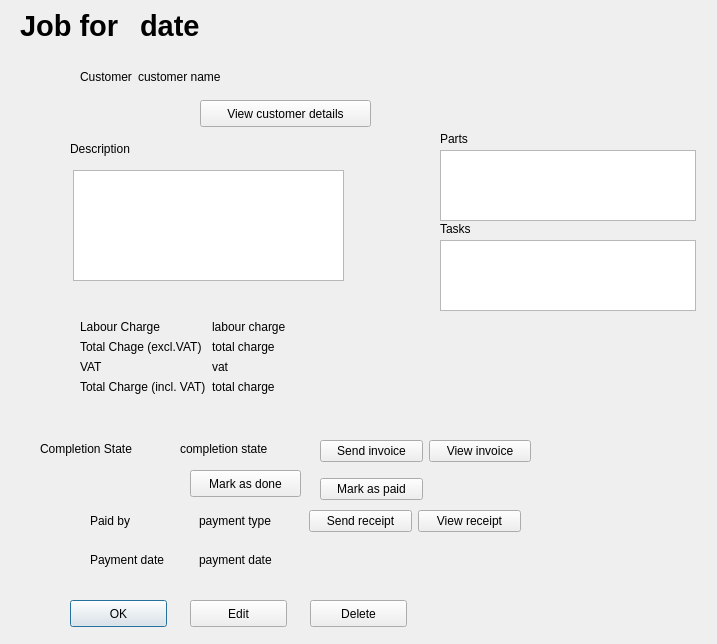
First picture: the form in dialogs/job/JobShow.ui, repository supermaximo93/Computing_Project, before the edit.
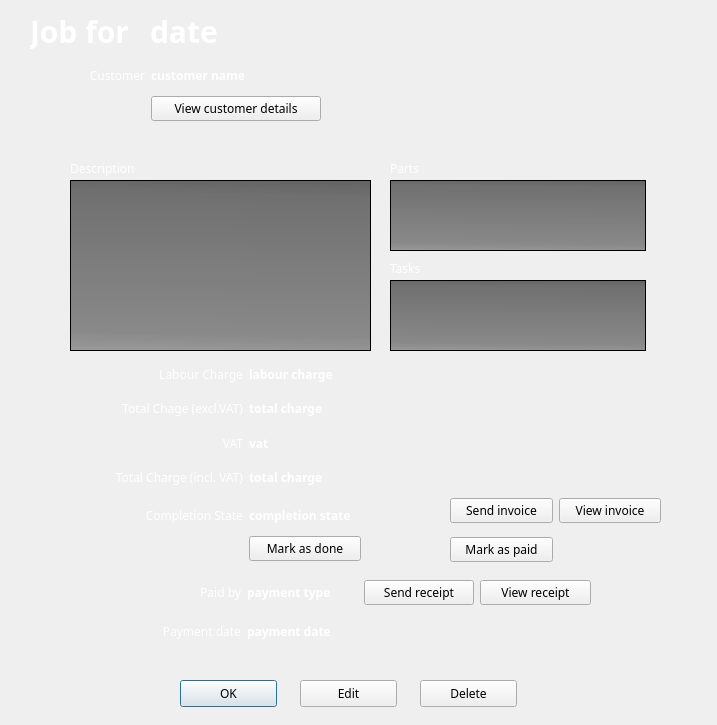
Second picture: the form after the edit. Icons and pictures are not drawn.

```diff
--- a/dialogs/job/JobShow.ui
+++ b/dialogs/job/JobShow.ui
@@ -7,114 +7,79 @@
     <x>0</x>
     <y>0</y>
     <width>717</width>
-    <height>644</height>
+    <height>725</height>
    </rect>
   </property>
+  <property name="font">
+   <font>
+    <family>Sans Serif</family>
+   </font>
+  </property>
   <property name="windowTitle">
    <string>Dialog</string>
   </property>
-  <widget class="QWidget" name="formLayoutWidget">
-   <property name="geometry">
-    <rect>
-     <x>80</x>
-     <y>70</y>
-     <width>291</width>
-     <height>21</height>
-    </rect>
-   </property>
-   <layout class="QFormLayout" name="formLayout_dateCustomer">
-    <property name="fieldGrowthPolicy">
-     <enum>QFormLayout::AllNonFixedFieldsGrow</enum>
-    </property>
-    <item row="0" column="0">
-     <widget class="QLabel" name="label_customer">
-      <property name="text">
-       <string>Customer</string>
-      </property>
-     </widget>
-    </item>
-    <item row="0" column="1">
-     <widget class="QLabel" name="label_customerNameE">
-      <property name="text">
-       <string>customer name</string>
-      </property>
-     </widget>
-    </item>
-   </layout>
-  </widget>
-  <widget class="QWidget" name="formLayoutWidget_2">
-   <property name="geometry">
-    <rect>
-     <x>80</x>
-     <y>320</y>
-     <width>261</width>
-     <height>101</height>
-    </rect>
-   </property>
-   <layout class="QFormLayout" name="formLayout_charges">
-    <item row="0" column="0">
-     <widget class="QLabel" name="label_labourCharge">
-      <property name="text">
-       <string>Labour Charge</string>
-      </property>
-     </widget>
-    </item>
-    <item row="1" column="0">
-     <widget class="QLabel" name="label_totalChargeExclVat">
-      <property name="text">
-       <string>Total Chage (excl.VAT)</string>
-      </property>
-     </widget>
-    </item>
-    <item row="2" column="0">
-     <widget class="QLabel" name="label_vat">
-      <property name="text">
-       <string>VAT</string>
-      </property>
-     </widget>
-    </item>
-    <item row="3" column="0">
-     <widget class="QLabel" name="label_totalChargeInclVat">
-      <property name="text">
-       <string>Total Charge (incl. VAT)</string>
-      </property>
-     </widget>
-    </item>
-    <item row="0" column="1">
-     <widget class="QLabel" name="label_labourChargeE">
-      <property name="text">
-       <string>labour charge</string>
-      </property>
-     </widget>
-    </item>
-    <item row="1" column="1">
-     <widget class="QLabel" name="label_totalChargeExclVatE">
-      <property name="text">
-       <string>total charge</string>
-      </property>
-     </widget>
-    </item>
-    <item row="2" column="1">
-     <widget class="QLabel" name="label_vatE">
-      <property name="text">
-       <string>vat</string>
-      </property>
-     </widget>
-    </item>
-    <item row="3" column="1">
-     <widget class="QLabel" name="label_totalChargeInclVatE">
-      <property name="text">
-       <string>total charge</string>
-      </property>
-     </widget>
-    </item>
-   </layout>
-  </widget>
+  <property name="styleSheet">
+   <string notr="true">QPushButton {
+	font-size: 12px;
+	font-family: &quot;Sans Serif&quot;;
+}
+
+#verticalWidget_menu {
+	background-color: rgba(47, 47, 47, 120);
+	border-top-right-radius: 10px;
+	border-bottom-right-radius: 10px;
+}
+
+#verticalWidget_menu QPushButton {
+	border: none;
+	font-weight: bold;
+	color: #dddddd;
+	text-align: left;
+	padding-left: 15px;
+}
+
+#verticalWidget_menu QPushButton:hover {
+	color: white;
+}
+
+#verticalWidget_menu QPushButton:pressed {
+	color: white;
+}
+
+QLabel {
+	color: white;
+	font-family: &quot;Sans Serif&quot;;
+}
+
+#label_title, #label_dateE {
+	font-size: 30px;
+	font-weight: bold;
+}
+
+QDoubleSpinBox, QSpinBox, QDateEdit, QDateTimeEdit, QLineEdit {
+	color: white;
+	background-color: qlineargradient(spread:pad, x1:0.481, y1:1, x2:0.515, y2:0, stop:0 rgba(0, 0, 0, 93), stop:0.995238 rgba(0, 0, 0, 147));
+	border: none;
+	border-radius: 4px;
+	selection-background-color: #333333;
+	padding: 4px 2px 4px 2px;
+}
+
+QListWidget, QTableWidget, QPlainTextEdit {
+	color: white;
+	background-color: qlineargradient(spread:pad, x1:0.481, y1:1, x2:0.515, y2:0, stop:0 rgba(0, 0, 0, 93), stop:0.1 rgba(0, 0, 0, 109), stop:0.904762 rgba(0, 0, 0, 135), stop:0.995238 rgba(0, 0, 0, 147));
+
+}
+
+#JobShow {
+	background-image: url(:/images/background_blue);
+}</string>
+  </property>
   <widget class="QPushButton" name="pushButton_ok">
    <property name="geometry">
     <rect>
-     <x>70</x>
-     <y>600</y>
+     <x>180</x>
+     <y>680</y>
      <width>97</width>
      <height>27</height>
     </rect>
@@ -126,8 +91,8 @@
   <widget class="QLabel" name="label_part">
    <property name="geometry">
     <rect>
-     <x>440</x>
-     <y>130</y>
+     <x>390</x>
+     <y>160</y>
      <width>41</width>
      <height>17</height>
     </rect>
@@ -139,8 +104,8 @@
   <widget class="QLabel" name="label_tasks">
    <property name="geometry">
     <rect>
-     <x>440</x>
-     <y>220</y>
+     <x>390</x>
+     <y>260</y>
      <width>41</width>
      <height>17</height>
     </rect>
@@ -149,31 +114,19 @@
     <string>Tasks</string>
    </property>
   </widget>
-  <widget class="QLabel" name="label_completionState">
+  <widget class="QLabel" name="label_title">
    <property name="geometry">
     <rect>
-     <x>40</x>
-     <y>440</y>
-     <width>121</width>
-     <height>17</height>
-    </rect>
-   </property>
-   <property name="text">
-    <string>Completion State</string>
-   </property>
-  </widget>
-  <widget class="QLabel" name="label_job">
-   <property name="geometry">
-    <rect>
-     <x>20</x>
+     <x>30</x>
      <y>10</y>
      <width>121</width>
-     <height>31</height>
+     <height>41</height>
     </rect>
    </property>
    <property name="font">
     <font>
-     <pointsize>22</pointsize>
+     <family>Sans Serif</family>
+     <pointsize>-1</pointsize>
      <weight>75</weight>
      <bold>true</bold>
     </font>
@@ -181,19 +134,23 @@
    <property name="text">
     <string>Job for</string>
    </property>
+   <property name="alignment">
+    <set>Qt::AlignLeading|Qt::AlignLeft|Qt::AlignTop</set>
+   </property>
   </widget>
   <widget class="QLabel" name="label_dateE">
    <property name="geometry">
     <rect>
-     <x>140</x>
+     <x>150</x>
      <y>10</y>
      <width>351</width>
-     <height>31</height>
+     <height>41</height>
     </rect>
    </property>
    <property name="font">
     <font>
-     <pointsize>22</pointsize>
+     <family>Sans Serif</family>
+     <pointsize>-1</pointsize>
      <weight>75</weight>
      <bold>true</bold>
     </font>
@@ -201,25 +158,15 @@
    <property name="text">
     <string>date</string>
    </property>
-  </widget>
-  <widget class="QPushButton" name="pushButton_viewCustomerDetails">
-   <property name="geometry">
-    <rect>
-     <x>200</x>
-     <y>100</y>
-     <width>171</width>
-     <height>27</height>
-    </rect>
-   </property>
-   <property name="text">
-    <string>View customer details</string>
+   <property name="alignment">
+    <set>Qt::AlignLeading|Qt::AlignLeft|Qt::AlignTop</set>
    </property>
   </widget>
   <widget class="QPushButton" name="pushButton_edit">
    <property name="geometry">
     <rect>
-     <x>190</x>
-     <y>600</y>
+     <x>300</x>
+     <y>680</y>
      <width>97</width>
      <height>27</height>
     </rect>
@@ -228,24 +175,11 @@
     <string>Edit</string>
    </property>
   </widget>
-  <widget class="QLabel" name="label_completionStateE">
-   <property name="geometry">
-    <rect>
-     <x>180</x>
-     <y>440</y>
-     <width>131</width>
-     <height>17</height>
-    </rect>
-   </property>
-   <property name="text">
-    <string>completion state</string>
-   </property>
-  </widget>
   <widget class="QListWidget" name="listWidget_tasksE">
    <property name="geometry">
     <rect>
-     <x>440</x>
-     <y>240</y>
+     <x>390</x>
+     <y>280</y>
      <width>256</width>
      <height>71</height>
     </rect>
@@ -254,8 +188,8 @@
   <widget class="QListWidget" name="listWidget_partsE">
    <property name="geometry">
     <rect>
-     <x>440</x>
-     <y>150</y>
+     <x>390</x>
+     <y>180</y>
      <width>256</width>
      <height>71</height>
     </rect>
@@ -264,8 +198,8 @@
   <widget class="QPushButton" name="pushButton_delete">
    <property name="geometry">
     <rect>
-     <x>310</x>
-     <y>600</y>
+     <x>420</x>
+     <y>680</y>
      <width>97</width>
      <height>27</height>
     </rect>
@@ -274,26 +208,13 @@
     <string>Delete</string>
    </property>
   </widget>
-  <widget class="QPushButton" name="pushButton_markAsDone">
-   <property name="geometry">
-    <rect>
-     <x>190</x>
-     <y>470</y>
-     <width>111</width>
-     <height>27</height>
-    </rect>
-   </property>
-   <property name="text">
-    <string>Mark as done</string>
-   </property>
-  </widget>
   <widget class="QPlainTextEdit" name="plainTextEdit_descriptionE">
    <property name="geometry">
     <rect>
-     <x>73</x>
-     <y>170</y>
-     <width>271</width>
-     <height>111</height>
+     <x>70</x>
+     <y>180</y>
+     <width>301</width>
+     <height>171</height>
     </rect>
    </property>
    <property name="readOnly">
@@ -304,7 +225,7 @@
    <property name="geometry">
     <rect>
      <x>70</x>
-     <y>140</y>
+     <y>160</y>
      <width>91</width>
      <height>17</height>
     </rect>
@@ -316,15 +237,22 @@
   <widget class="QWidget" name="gridWidget_paidBy" native="true">
    <property name="geometry">
     <rect>
-     <x>90</x>
-     <y>510</y>
-     <width>431</width>
+     <x>130</x>
+     <y>580</y>
+     <width>461</width>
      <height>71</height>
     </rect>
    </property>
    <layout class="QGridLayout" name="gridLayout_paidBy">
     <item row="0" column="1">
      <widget class="QLabel" name="label_paymentTypeE">
+      <property name="font">
+       <font>
+        <family>Sans Serif</family>
+        <weight>75</weight>
+        <bold>true</bold>
+       </font>
+      </property>
       <property name="text">
        <string>payment type</string>
       </property>
@@ -335,6 +263,9 @@
       <property name="text">
        <string>Paid by</string>
       </property>
+      <property name="alignment">
+       <set>Qt::AlignRight|Qt::AlignTrailing|Qt::AlignVCenter</set>
+      </property>
      </widget>
     </item>
     <item row="0" column="2">
@@ -349,10 +280,20 @@
       <property name="text">
        <string>Payment date</string>
       </property>
+      <property name="alignment">
+       <set>Qt::AlignRight|Qt::AlignTrailing|Qt::AlignVCenter</set>
+      </property>
      </widget>
     </item>
     <item row="1" column="1" colspan="2">
      <widget class="QLabel" name="label_paymentDateE">
+      <property name="font">
+       <font>
+        <family>Sans Serif</family>
+        <weight>75</weight>
+        <bold>true</bold>
+       </font>
+      </property>
       <property name="text">
        <string>payment date</string>
       </property>
@@ -370,8 +311,8 @@
   <widget class="QWidget" name="gridWidget_sendInvoiceMarkAsPaid" native="true">
    <property name="geometry">
     <rect>
-     <x>320</x>
-     <y>430</y>
+     <x>450</x>
+     <y>490</y>
      <width>211</width>
      <height>80</height>
     </rect>
@@ -400,6 +341,272 @@
     </item>
    </layout>
   </widget>
+  <widget class="QWidget" name="gridLayoutWidget">
+   <property name="geometry">
+    <rect>
+     <x>70</x>
+     <y>60</y>
+     <width>481</width>
+     <height>81</height>
+    </rect>
+   </property>
+   <layout class="QGridLayout" name="gridLayout">
+    <item row="0" column="0">
+     <widget class="QLabel" name="label_customer">
+      <property name="text">
+       <string>Customer</string>
+      </property>
+      <property name="alignment">
+       <set>Qt::AlignRight|Qt::AlignTrailing|Qt::AlignVCenter</set>
+      </property>
+     </widget>
+    </item>
+    <item row="0" column="1">
+     <widget class="QLabel" name="label_customerNameE">
+      <property name="font">
+       <font>
+        <family>Sans Serif</family>
+        <weight>75</weight>
+        <bold>true</bold>
+       </font>
+      </property>
+      <property name="text">
+       <string>customer name</string>
+      </property>
+     </widget>
+    </item>
+    <item row="2" column="1">
+     <spacer name="horizontalSpacer">
+      <property name="orientation">
+       <enum>Qt::Horizontal</enum>
+      </property>
+      <property name="sizeType">
+       <enum>QSizePolicy::Fixed</enum>
+      </property>
+      <property name="sizeHint" stdset="0">
+       <size>
+        <width>400</width>
+        <height>20</height>
+       </size>
+      </property>
+     </spacer>
+    </item>
+    <item row="1" column="1">
+     <layout class="QGridLayout" name="gridLayout_3">
+      <item row="0" column="0">
+       <widget class="QPushButton" name="pushButton_viewCustomerDetails">
+        <property name="text">
+         <string>View customer details</string>
+        </property>
+       </widget>
+      </item>
+      <item row="0" column="1">
+       <spacer name="horizontalSpacer_2">
+        <property name="orientation">
+         <enum>Qt::Horizontal</enum>
+        </property>
+        <property name="sizeType">
+         <enum>QSizePolicy::Fixed</enum>
+        </property>
+        <property name="sizeHint" stdset="0">
+         <size>
+          <width>230</width>
+          <height>20</height>
+         </size>
+        </property>
+       </spacer>
+      </item>
+     </layout>
+    </item>
+   </layout>
+  </widget>
+  <widget class="QWidget" name="gridLayoutWidget_3">
+   <property name="geometry">
+    <rect>
+     <x>70</x>
+     <y>340</y>
+     <width>479</width>
+     <height>151</height>
+    </rect>
+   </property>
+   <layout class="QGridLayout" name="gridLayout_4">
+    <item row="2" column="0">
+     <widget class="QLabel" name="label_totalChargeExclVat">
+      <property name="text">
+       <string>Total Chage (excl.VAT)</string>
+      </property>
+      <property name="alignment">
+       <set>Qt::AlignRight|Qt::AlignTrailing|Qt::AlignVCenter</set>
+      </property>
+     </widget>
+    </item>
+    <item row="3" column="0">
+     <widget class="QLabel" name="label_vat">
+      <property name="text">
+       <string>VAT</string>
+      </property>
+      <property name="alignment">
+       <set>Qt::AlignRight|Qt::AlignTrailing|Qt::AlignVCenter</set>
+      </property>
+     </widget>
+    </item>
+    <item row="4" column="0">
+     <widget class="QLabel" name="label_totalChargeInclVat">
+      <property name="text">
+       <string>Total Charge (incl. VAT)</string>
+      </property>
+      <property name="alignment">
+       <set>Qt::AlignRight|Qt::AlignTrailing|Qt::AlignVCenter</set>
+      </property>
+     </widget>
+    </item>
+    <item row="1" column="1">
+     <widget class="QLabel" name="label_labourChargeE">
+      <property name="font">
+       <font>
+        <family>Sans Serif</family>
+        <weight>75</weight>
+        <bold>true</bold>
+       </font>
+      </property>
+      <property name="text">
+       <string>labour charge</string>
+      </property>
+     </widget>
+    </item>
+    <item row="2" column="1">
+     <widget class="QLabel" name="label_totalChargeExclVatE">
+      <property name="font">
+       <font>
+        <family>Sans Serif</family>
+        <weight>75</weight>
+        <bold>true</bold>
+       </font>
+      </property>
+      <property name="text">
+       <string>total charge</string>
+      </property>
+     </widget>
+    </item>
+    <item row="3" column="1">
+     <widget class="QLabel" name="label_vatE">
+      <property name="font">
+       <font>
+        <family>Sans Serif</family>
+        <weight>75</weight>
+        <bold>true</bold>
+       </font>
+      </property>
+      <property name="text">
+       <string>vat</string>
+      </property>
+     </widget>
+    </item>
+    <item row="4" column="1">
+     <widget class="QLabel" name="label_totalChargeInclVatE">
+      <property name="font">
+       <font>
+        <family>Sans Serif</family>
+        <weight>75</weight>
+        <bold>true</bold>
+       </font>
+      </property>
+      <property name="text">
+       <string>total charge</string>
+      </property>
+     </widget>
+    </item>
+    <item row="1" column="0">
+     <widget class="QLabel" name="label_labourCharge">
+      <property name="text">
+       <string>Labour Charge</string>
+      </property>
+      <property name="alignment">
+       <set>Qt::AlignRight|Qt::AlignTrailing|Qt::AlignVCenter</set>
+      </property>
+     </widget>
+    </item>
+    <item row="0" column="1">
+     <spacer name="horizontalSpacer_3">
+      <property name="orientation">
+       <enum>Qt::Horizontal</enum>
+      </property>
+      <property name="sizeType">
+       <enum>QSizePolicy::Fixed</enum>
+      </property>
+      <property name="sizeHint" stdset="0">
+       <size>
+        <width>300</width>
+        <height>20</height>
+       </size>
+      </property>
+     </spacer>
+    </item>
+   </layout>
+  </widget>
+  <widget class="QWidget" name="gridLayoutWidget_4">
+   <property name="geometry">
+    <rect>
+     <x>70</x>
+     <y>500</y>
+     <width>351</width>
+     <height>61</height>
+    </rect>
+   </property>
+   <layout class="QGridLayout" name="gridLayout_5">
+    <item row="0" column="0">
+     <widget class="QLabel" name="label_completionState">
+      <property name="text">
+       <string>Completion State</string>
+      </property>
+      <property name="alignment">
+       <set>Qt::AlignRight|Qt::AlignTrailing|Qt::AlignVCenter</set>
+      </property>
+     </widget>
+    </item>
+    <item row="0" column="1">
+     <widget class="QLabel" name="label_completionStateE">
+      <property name="font">
+       <font>
+        <family>Sans Serif</family>
+        <weight>75</weight>
+        <bold>true</bold>
+       </font>
+      </property>
+      <property name="text">
+       <string>completion state</string>
+      </property>
+     </widget>
+    </item>
+    <item row="2" column="1">
+     <layout class="QGridLayout" name="gridLayout_6">
+      <item row="0" column="0">
+       <widget class="QPushButton" name="pushButton_markAsDone">
+        <property name="text">
+         <string>Mark as done</string>
+        </property>
+       </widget>
+      </item>
+      <item row="0" column="1">
+       <spacer name="horizontalSpacer_4">
+        <property name="orientation">
+         <enum>Qt::Horizontal</enum>
+        </property>
+        <property name="sizeType">
+         <enum>QSizePolicy::Fixed</enum>
+        </property>
+        <property name="sizeHint" stdset="0">
+         <size>
+          <width>60</width>
+          <height>20</height>
+         </size>
+        </property>
+       </spacer>
+      </item>
+     </layout>
+    </item>
+   </layout>
+  </widget>
  </widget>
  <resources/>
  <connections/>
```
Left out of the diff: 2 changed lines with no effect on the pictures.
